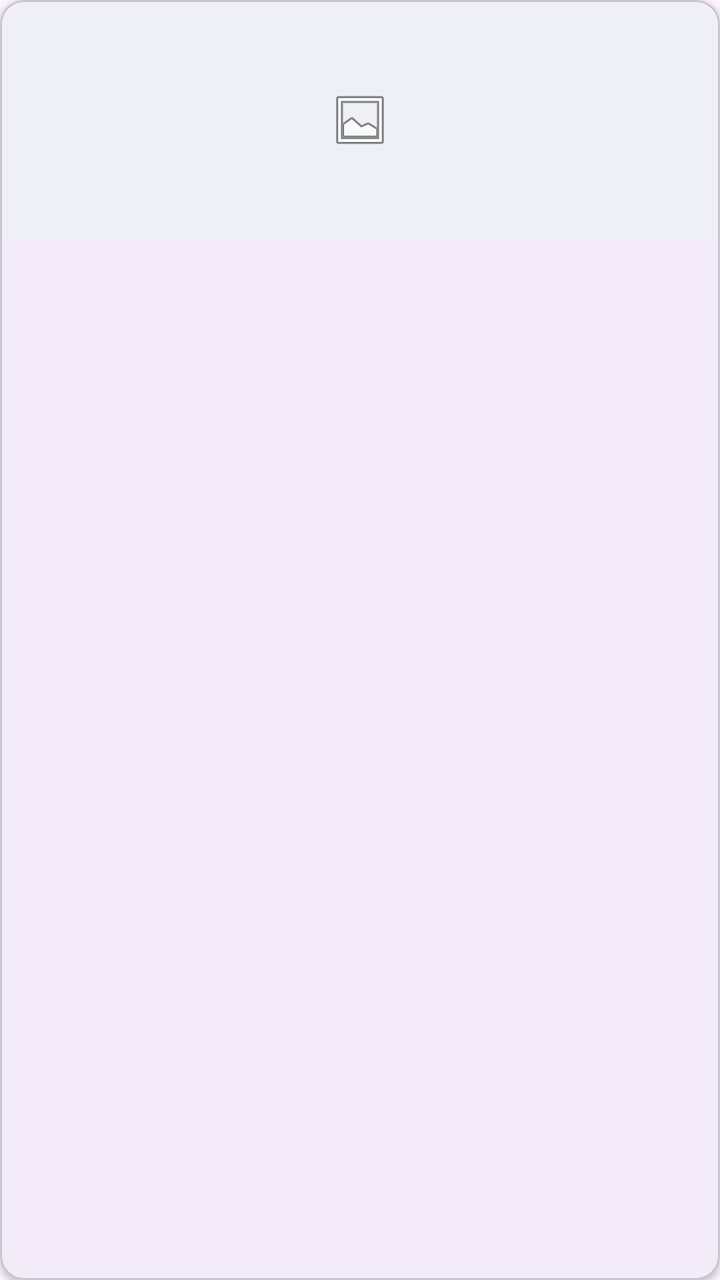
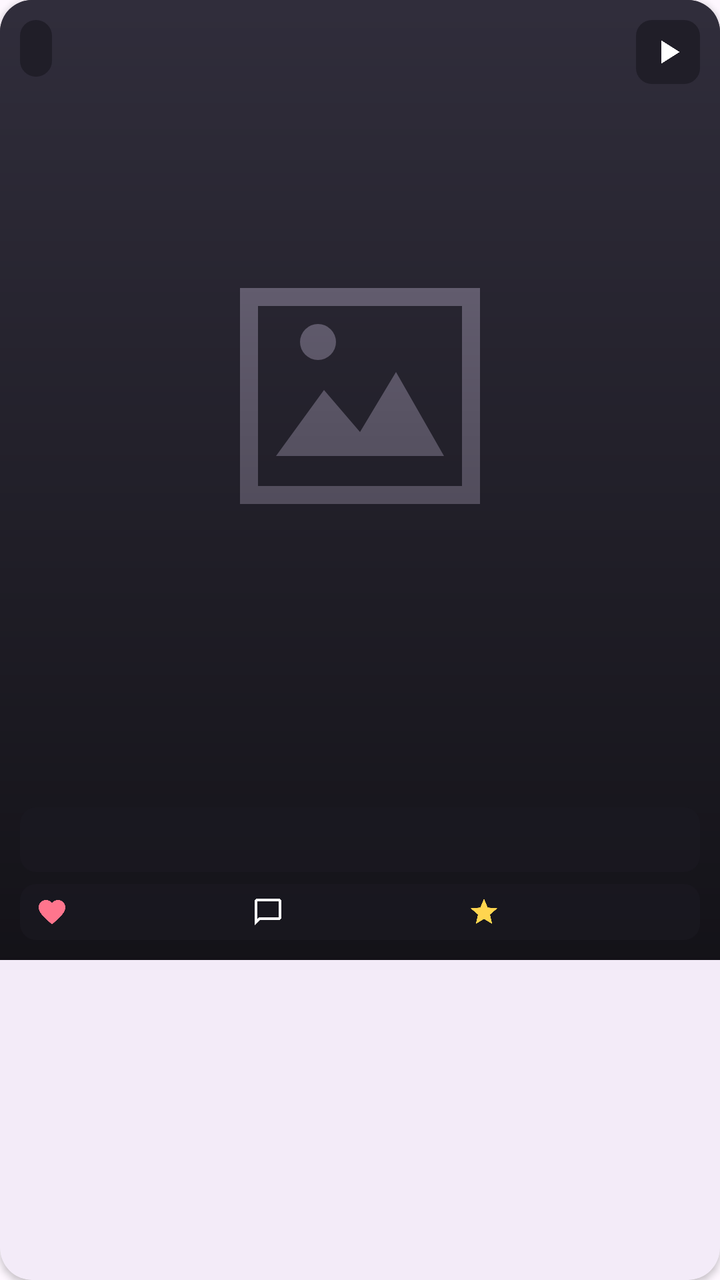

Screens rendered from an Android XML layout before and after an edit, with the pre-edit source and the edit as a unified diff.
<!-- AndroidManifest.xml: application theme Theme.GymRats -->
<!-- res/layout/item_post.xml -->
<?xml version="1.0" encoding="utf-8"?>
<com.google.android.material.card.MaterialCardView
    xmlns:android="http://schemas.android.com/apk/res/android"
    xmlns:app="http://schemas.android.com/apk/res-auto"
    android:layout_width="match_parent"
    android:layout_height="wrap_content"
    android:layout_margin="6dp"
    app:cardCornerRadius="12dp"
    app:cardElevation="2dp">

    <LinearLayout
        android:layout_width="match_parent"
        android:layout_height="wrap_content"
        android:orientation="vertical">

        
        <ImageView
            android:layout_width="match_parent"
            android:layout_height="120dp"
            android:background="#EEF0F5"
            android:importantForAccessibility="no"
            android:padding="32dp"
            android:scaleType="centerInside"
            android:src="@android:drawable/ic_menu_gallery" />

        <LinearLayout
            android:layout_width="match_parent"
            android:layout_height="wrap_content"
            android:orientation="vertical"
            android:padding="12dp">

            <TextView
                android:id="@+id/textPostTitle"
                android:layout_width="match_parent"
                android:layout_height="wrap_content"
                android:ellipsize="end"
                android:maxLines="2"
                android:minLines="2"
                android:textSize="16sp"
                android:textStyle="bold" />

            <TextView
                android:id="@+id/textPostBodyPart"
                android:layout_width="match_parent"
                android:layout_height="wrap_content"
                android:layout_marginTop="8dp"
                android:textColor="#666666"
                android:textSize="13sp" />

            <TextView
                android:id="@+id/textPostStats"
                android:layout_width="match_parent"
                android:layout_height="wrap_content"
                android:layout_marginTop="6dp"
                android:textColor="#666666"
                android:textSize="12sp" />

        </LinearLayout>

    </LinearLayout>

</com.google.android.material.card.MaterialCardView>
<!-- resources referenced by this layout -->
<resources>
  <style name="Theme.GymRats" parent="Base.Theme.GymRats" />
  <style name="Base.Theme.GymRats" parent="Theme.Material3.DayNight.NoActionBar">
          
          
      </style>
</resources>

<!-- the commit's change to res/layout/item_post.xml (unified diff, before → after) -->
@@ -5,58 +5,129 @@
     android:layout_width="match_parent"
     android:layout_height="wrap_content"
     android:layout_margin="6dp"
-    app:cardCornerRadius="12dp"
-    app:cardElevation="2dp">
+    app:cardCornerRadius="16dp"
+    app:cardElevation="2dp"
+    app:strokeWidth="0dp">
 
-    <LinearLayout
+    <androidx.constraintlayout.widget.ConstraintLayout
         android:layout_width="match_parent"
-        android:layout_height="wrap_content"
-        android:orientation="vertical">
+        android:layout_height="wrap_content">
 
         
         <ImageView
-            android:layout_width="match_parent"
-            android:layout_height="120dp"
-            android:background="#EEF0F5"
+            android:id="@+id/imagePostThumbnail"
+            android:layout_width="0dp"
+            android:layout_height="0dp"
+            android:background="#302D3B"
             android:importantForAccessibility="no"
-            android:padding="32dp"
-            android:scaleType="centerInside"
-            android:src="@android:drawable/ic_menu_gallery" />
+            android:scaleType="centerCrop"
+            android:src="@drawable/post_thumbnail_placeholder"
+            app:layout_constraintDimensionRatio="H,3:4"
+            app:layout_constraintStart_toStartOf="parent"
+            app:layout_constraintEnd_toEndOf="parent"
+            app:layout_constraintTop_toTopOf="parent"
+            app:layout_constraintBottom_toBottomOf="parent" />
+
+        <View
+            android:layout_width="0dp"
+            android:layout_height="0dp"
+            android:background="@drawable/bg_post_gradient"
+            android:importantForAccessibility="no"
+            app:layout_constraintStart_toStartOf="parent"
+            app:layout_constraintEnd_toEndOf="parent"
+            app:layout_constraintTop_toTopOf="parent"
+            app:layout_constraintBottom_toBottomOf="parent" />
+
+        <TextView
+            android:id="@+id/textPostBodyPart"
+            android:layout_width="wrap_content"
+            android:layout_height="wrap_content"
+            android:layout_margin="10dp"
+            android:background="@drawable/bg_post_caption"
+            android:textColor="#FFFFFF"
+            android:textSize="12sp"
+            app:layout_constraintStart_toStartOf="parent"
+            app:layout_constraintTop_toTopOf="parent" />
+
+        <ImageView
+            android:id="@+id/imagePostPlay"
+            android:layout_width="32dp"
+            android:layout_height="32dp"
+            android:layout_margin="10dp"
+            android:background="@drawable/bg_post_caption"
+            android:padding="6dp"
+            android:importantForAccessibility="no"
+            android:src="@drawable/ic_post_play"
+            app:layout_constraintEnd_toEndOf="parent"
+            app:layout_constraintTop_toTopOf="parent" />
 
         <LinearLayout
-            android:layout_width="match_parent"
+            android:layout_width="0dp"
             android:layout_height="wrap_content"
+            android:layout_margin="10dp"
             android:orientation="vertical"
-            android:padding="12dp">
+            app:layout_constraintStart_toStartOf="parent"
+            app:layout_constraintEnd_toEndOf="parent"
+            app:layout_constraintBottom_toBottomOf="parent">
 
             <TextView
                 android:id="@+id/textPostTitle"
                 android:layout_width="match_parent"
                 android:layout_height="wrap_content"
+                android:background="@drawable/bg_post_caption"
                 android:ellipsize="end"
                 android:maxLines="2"
-                android:minLines="2"
-                android:textSize="16sp"
+                android:textColor="#FFFFFF"
+                android:textSize="15sp"
                 android:textStyle="bold" />
 
-            <TextView
-                android:id="@+id/textPostBodyPart"
-                android:layout_width="match_parent"
-                android:layout_height="wrap_content"
-                android:layout_marginTop="8dp"
-                android:textColor="#666666"
-                android:textSize="13sp" />
-
-            <TextView
-                android:id="@+id/textPostStats"
+            <LinearLayout
                 android:layout_width="match_parent"
                 android:layout_height="wrap_content"
                 android:layout_marginTop="6dp"
-                android:textColor="#666666"
-                android:textSize="12sp" />
+                android:background="@drawable/bg_post_caption"
+                android:gravity="center_vertical"
+                android:orientation="horizontal">
 
+                <TextView
+                    android:id="@+id/textPostLikes"
+                    android:layout_width="0dp"
+                    android:layout_height="wrap_content"
+                    android:layout_weight="1"
+                    android:drawableStart="@drawable/ic_post_heart"
+                    android:drawablePadding="3dp"
+                    android:gravity="center_vertical"
+                    android:maxLines="1"
+                    android:ellipsize="end"
+                    android:textColor="#FFFFFF"
+                    android:textSize="11sp" />
+
+                <TextView
+                    android:id="@+id/textPostComments"
+                    android:layout_width="0dp"
+                    android:layout_height="wrap_content"
+                    android:layout_weight="1"
+                    android:drawableStart="@drawable/ic_post_comment"
+                    android:drawablePadding="3dp"
+                    android:gravity="center_vertical"
+                    android:maxLines="1"
+                    android:ellipsize="end"
+                    android:textColor="#FFFFFF"
+                    android:textSize="11sp" />
+
+                <TextView
+                    android:id="@+id/textPostRating"
+                    android:layout_width="0dp"
+                    android:layout_height="wrap_content"
+                    android:layout_weight="1"
+                    android:drawableStart="@drawable/ic_post_star"
+                    android:drawablePadding="3dp"
+                    android:gravity="center_vertical"
+                    android:maxLines="1"
+                    android:ellipsize="end"
+                    android:textColor="#FFFFFF"
+                    android:textSize="11sp" />
+            </LinearLayout>
         </LinearLayout>
-
-    </LinearLayout>
-
+    </androidx.constraintlayout.widget.ConstraintLayout>
 </com.google.android.material.card.MaterialCardView>
<!-- resource entries referenced after the edit -->
@@ -1,5 +1,40 @@
 <!-- resources referenced by this layout -->
 <resources>
+  <!-- drawable bg_post_caption (drawable) -->
+  <?xml version="1.0" encoding="utf-8"?>
+  <shape xmlns:android="http://schemas.android.com/apk/res/android">
+      <solid android:color="#B31B1922" />
+      <corners android:radius="8dp" />
+      <padding android:left="8dp" android:top="6dp" android:right="8dp" android:bottom="6dp" />
+  </shape>
+  <!-- drawable bg_post_gradient (drawable) -->
+  <?xml version="1.0" encoding="utf-8"?>
+  <shape xmlns:android="http://schemas.android.com/apk/res/android">
+      <gradient android:angle="90" android:startColor="#99000000" android:endColor="#00000000" />
+  </shape>
+  <!-- drawable ic_post_comment (drawable) -->
+  <vector xmlns:android="http://schemas.android.com/apk/res/android" android:width="16dp" android:height="16dp" android:viewportWidth="24" android:viewportHeight="24">
+      <path android:fillColor="#FFFFFF" android:pathData="M20,2H4C2.9,2 2,2.9 2,4V22L6,18H20C21.1,18 22,17.1 22,16V4C22,2.9 21.1,2 20,2ZM20,16H5.17L4,17.17V4H20Z" />
+  </vector>
+  <!-- drawable ic_post_heart (drawable) -->
+  <vector xmlns:android="http://schemas.android.com/apk/res/android" android:width="16dp" android:height="16dp" android:viewportWidth="24" android:viewportHeight="24">
+      <path android:fillColor="#FF758D" android:pathData="M12,21.35L10.55,20.03C5.4,15.36 2,12.28 2,8.5C2,5.42 4.42,3 7.5,3C9.24,3 10.91,3.81 12,5.09C13.09,3.81 14.76,3 16.5,3C19.58,3 22,5.42 22,8.5C22,12.28 18.6,15.36 13.45,20.04Z" />
+  </vector>
+  <!-- drawable ic_post_play (drawable) -->
+  <vector xmlns:android="http://schemas.android.com/apk/res/android" android:width="20dp" android:height="20dp" android:viewportWidth="24" android:viewportHeight="24">
+      <path android:fillColor="#FFFFFF" android:pathData="M8,5V19L19,12Z" />
+  </vector>
+  <!-- drawable ic_post_star (drawable) -->
+  <vector xmlns:android="http://schemas.android.com/apk/res/android" android:width="16dp" android:height="16dp" android:viewportWidth="24" android:viewportHeight="24">
+      <path android:fillColor="#FFD54F" android:pathData="M12,17.27L18.18,21L16.54,13.97L22,9.24L14.81,8.63L12,2L9.19,8.63L2,9.24L7.46,13.97L5.82,21Z" />
+  </vector>
+  <!-- drawable post_thumbnail_placeholder (drawable) -->
+  <vector xmlns:android="http://schemas.android.com/apk/res/android" android:width="120dp" android:height="160dp" android:viewportWidth="120" android:viewportHeight="160">
+      <path android:fillColor="#302D3B" android:pathData="M0,0H120V160H0Z" />
+      <path android:fillColor="#777086" android:pathData="M40,48H80V84H40ZM43,51V81H77V51Z" android:fillType="evenOdd" />
+      <path android:fillColor="#777086" android:pathData="M46,76L54,65L60,72L66,62L74,76Z" />
+      <path android:fillColor="#777086" android:pathData="M50,57a3,3 0,1 0,6 0a3,3 0,1 0,-6 0" />
+  </vector>
   <style name="Theme.GymRats" parent="Base.Theme.GymRats" />
   <style name="Base.Theme.GymRats" parent="Theme.Material3.DayNight.NoActionBar">
           
